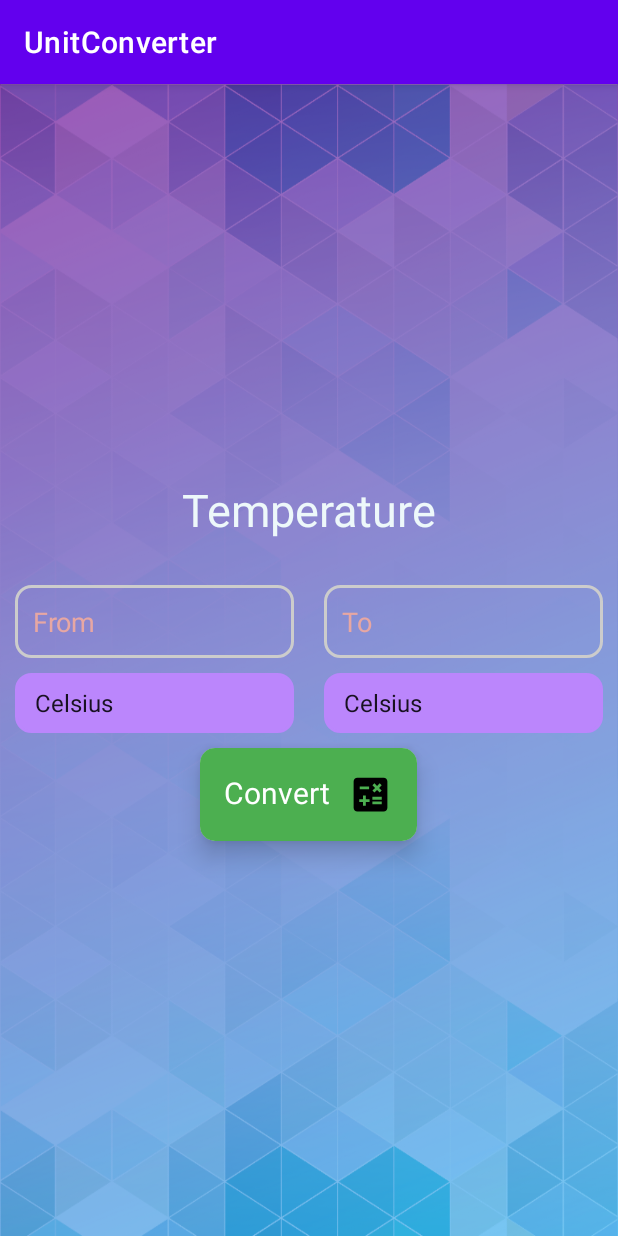
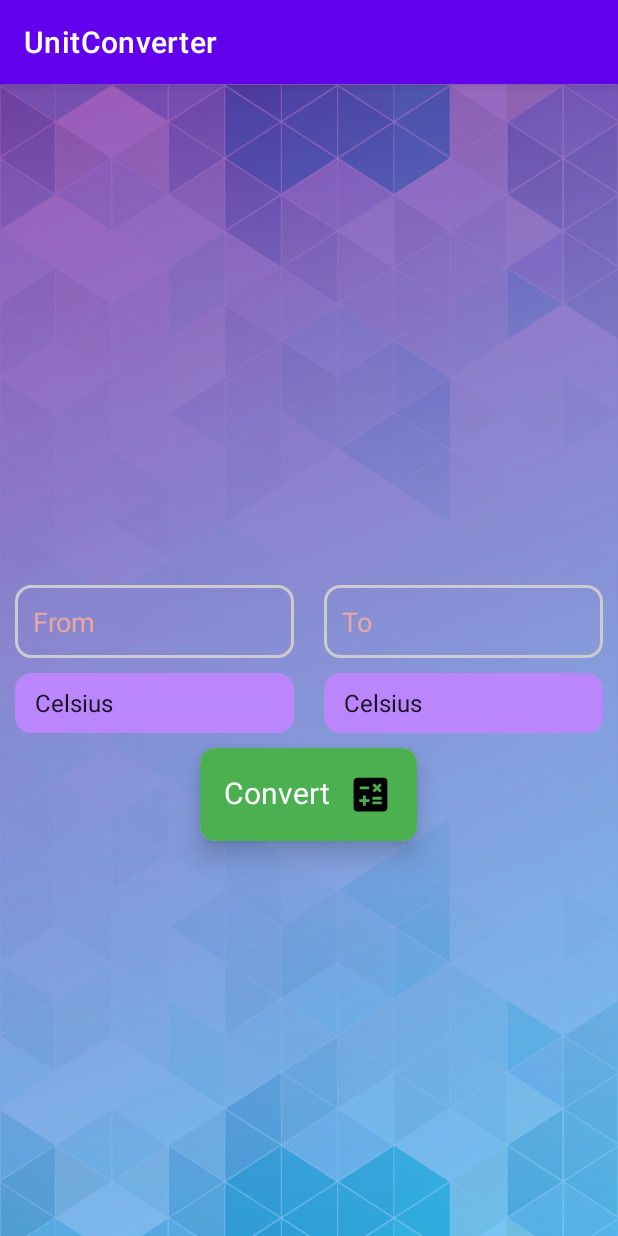
Before and after one commit to tatwamasidotexe/UnitConverter, an Android app: the TempCalculator screen opened directly, with no data from a screen before it, on a phone screen of 412 x 824 dp. Run offline under Robolectric (Android 15) with nearby library versions, the phone set to English and light mode, and no system bars.

Commit message:
Layout heading dynamic

```diff
--- a/src/main/res/layout/calculator_ui.xml
+++ b/src/main/res/layout/calculator_ui.xml
@@ -21,7 +21,7 @@
             android:id="@+id/Heading"
             android:layout_width="wrap_content"
             android:layout_height="wrap_content"
-            android:text="Temperature"
+            android:text=""
             android:textColor="@color/textColor"
             android:textSize="30dp" />
 
```
